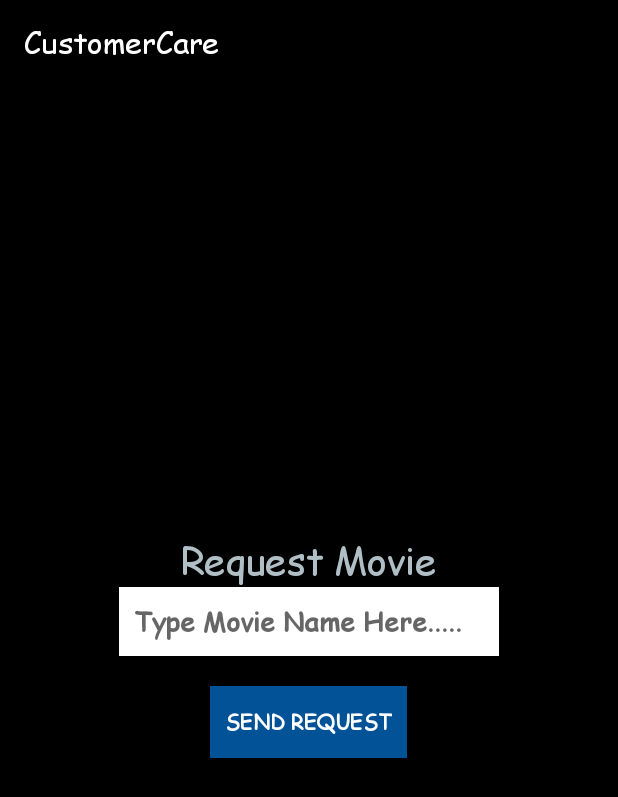
After one commit to Udaysonu/Moviz, an Android app: the RequestMovieActivity screen opened directly, with no data from a screen before it, on a phone screen of 412 x 824 dp. The commit adds this screen. Shown: the top 797 px of the screen. Run offline under Robolectric (Android 15) with nearby library versions, the phone set to English and light mode, and no system bars; our stand-ins replace Firebase (no records; nobody signed in at launch, a user with empty details on screens opened directly).

Commit message:
requesting movies to customer care

```diff
--- a/app/src/main/AndroidManifest.xml
+++ b/app/src/main/AndroidManifest.xml
@@ -12,7 +12,10 @@
         android:supportsRtl="true"
         android:theme="@style/AppTheme"
         android:usesCleartextTraffic="true">
-        <activity android:name=".activities.SplashActivity" android:theme="@style/SplashTheme">
+        <activity android:name=".activities.RequestMovieActivity"></activity>
+        <activity
+            android:name=".activities.SplashActivity"
+            android:theme="@style/SplashTheme">
             <intent-filter>
                 <action android:name="android.intent.action.MAIN" />
 
@@ -23,7 +26,7 @@
             android:name=".activities.MoviePlayerActivity"
             android:screenOrientation="landscape" />
         <activity android:name=".activities.Movie_details" />
-        <activity android:name=".activities.MainActivity"/>
-     </application>
+        <activity android:name=".activities.MainActivity" />
+    </application>
 
 </manifest>
--- a/app/src/main/java/com/example/moviz/activities/MainActivity.kt
+++ b/app/src/main/java/com/example/moviz/activities/MainActivity.kt
@@ -1,5 +1,6 @@
 package com.example.moviz.activities
 
+import android.app.ActionBar
 import android.app.ActivityOptions
 import android.app.AlertDialog
 import android.content.Context
@@ -9,6 +10,10 @@ import android.os.Build
 import androidx.appcompat.app.AppCompatActivity
 import android.os.Bundle
 import android.transition.Slide
+import android.view.Gravity
+import android.view.Menu
+import android.view.MenuItem
+import android.view.ViewGroup
 import android.widget.ImageView
 import android.widget.ProgressBar
 import android.widget.Toast
@@ -45,6 +50,10 @@ class MainActivity : AppCompatActivity() {
     override fun onCreate(savedInstanceState: Bundle?) {
         super.onCreate(savedInstanceState)
         setContentView(R.layout.activity_main)
+
+
+        //setting actionbar title to center
+
 
        loadingDIalog= AlertDialog.Builder(this)
            .setTitle("Loading")
@@ -185,6 +194,24 @@ class MainActivity : AppCompatActivity() {
     }
 
 
+    override fun onCreateOptionsMenu(menu: Menu?): Boolean {
+        val inflater=menuInflater
 
+        inflater.inflate(R.menu.menu_bar,menu)
+        return true;
+    }
+
+    override fun onOptionsItemSelected(item: MenuItem): Boolean {
+        when(item.itemId)
+        {
+            R.id.movie_request->{
+                startActivity(Intent(this,RequestMovieActivity::class.java))
+                return true;
+            }
+
+        }
+        return super.onOptionsItemSelected(item)
+
+    }
 
 }
--- a/app/src/main/java/com/example/moviz/activities/Movie_details.kt
+++ b/app/src/main/java/com/example/moviz/activities/Movie_details.kt
@@ -28,8 +28,6 @@ class Movie_details : AppCompatActivity() {
         val mov_stream_link=intent.getStringExtra("MOV_LINK")
         supportActionBar?.title=mov_title
         mov_detail_title.text=mov_title
-
-
             Picasso.get().load(mov_coverPhoto).placeholder(R.drawable.coverphoto).error(R.drawable.coverphoto).into(mov_detail_back)
             Picasso.get().load(mov_thumb).placeholder(R.drawable.mov_back).error(R.drawable.mov_back).into(mov_detail_img)
 
--- /dev/null
+++ b/app/src/main/java/com/example/moviz/activities/RequestMovieActivity.kt
@@ -0,0 +1,25 @@
+package com.example.moviz.activities
+
+import androidx.appcompat.app.AppCompatActivity
+import android.os.Bundle
+import android.widget.Toast
+import com.example.moviz.R
+import com.google.firebase.database.FirebaseDatabase
+import kotlinx.android.synthetic.main.activity_request_movie.*
+
+class RequestMovieActivity : AppCompatActivity() {
+    val db by lazy{
+        FirebaseDatabase.getInstance().getReference()
+    }
+    override fun onCreate(savedInstanceState: Bundle?) {
+        super.onCreate(savedInstanceState)
+        setContentView(R.layout.activity_request_movie)
+        supportActionBar?.title="CustomerCare"
+        request_btn.setOnClickListener {
+            Toast.makeText(this,"Request Sent.. We will Upload soon.....",Toast.LENGTH_SHORT)
+            request_btn.isEnabled=false
+            db.child("movie_requests").push().setValue(request_movie_name_text.text.toString()).addOnCompleteListener {  finish(); }
+
+        }
+    }
+}
--- /dev/null
+++ b/app/src/main/res/layout/activity_request_movie.xml
@@ -0,0 +1,61 @@
+<?xml version="1.0" encoding="utf-8"?>
+<androidx.constraintlayout.widget.ConstraintLayout xmlns:android="http://schemas.android.com/apk/res/android"
+    xmlns:app="http://schemas.android.com/apk/res-auto"
+    xmlns:tools="http://schemas.android.com/tools"
+    android:background="#000000"
+    android:layout_width="match_parent"
+    android:layout_height="match_parent"
+    tools:context=".activities.RequestMovieActivity">
+
+    <LinearLayout
+        android:layout_width="wrap_content"
+        android:layout_height="wrap_content"
+        app:layout_constraintBottom_toBottomOf="parent"
+        app:layout_constraintEnd_toEndOf="parent"
+        app:layout_constraintStart_toStartOf="parent"
+        android:orientation="vertical"
+        app:layout_constraintTop_toTopOf="parent">
+
+        <TextView
+            android:id="@+id/textView2"
+            android:layout_width="wrap_content"
+            android:layout_height="wrap_content"
+            android:text="Request Movie"
+            android:textSize="25sp"
+            android:layout_gravity="center"
+            app:layout_constraintBottom_toBottomOf="parent"
+            app:layout_constraintEnd_toEndOf="parent"
+            app:layout_constraintStart_toStartOf="parent"
+            app:layout_constraintTop_toTopOf="parent" />
+
+        <EditText
+            android:id="@+id/request_movie_name_text"
+            android:layout_width="wrap_content"
+            android:layout_height="wrap_content"
+            android:background="#FFFFFF"
+            android:ems="10"
+            android:hint="Type Movie Name Here....."
+            android:inputType="textPersonName"
+            android:padding="10dp"
+             android:textColor="#E91E63"
+            android:textStyle="bold"
+            app:layout_constraintEnd_toEndOf="parent"
+            app:layout_constraintStart_toStartOf="parent"
+            app:layout_constraintTop_toBottomOf="@+id/textView2" />
+
+        <Button
+            android:id="@+id/request_btn"
+            android:layout_width="wrap_content"
+            android:layout_height="wrap_content"
+            android:layout_margin="20dp"
+            android:background="#025298"
+            android:padding="10dp"
+            android:text="Send Request"
+            android:layout_gravity="center"
+            android:textColor="@color/design_default_color_surface"
+            android:textStyle="bold"
+            app:layout_constraintEnd_toEndOf="parent"
+            app:layout_constraintStart_toStartOf="parent"
+            app:layout_constraintTop_toBottomOf="@+id/editTextTextPersonName" />
+    </LinearLayout>
+</androidx.constraintlayout.widget.ConstraintLayout>
--- /dev/null
+++ b/app/src/main/res/menu/menu_bar.xml
@@ -0,0 +1,5 @@
+<?xml version="1.0" encoding="utf-8"?>
+<menu xmlns:android="http://schemas.android.com/apk/res/android"
+    xmlns:app="http://schemas.android.com/apk/res-auto">
+<item  android:id="@+id/movie_request" android:title="Request Movie" ></item>
+</menu>
--- a/app/src/main/res/values/styles.xml
+++ b/app/src/main/res/values/styles.xml
@@ -7,6 +7,7 @@
         <item name="colorAccent">@color/colorAccent</item>
         <item name="android:textColor">#B0BEC5</item>
         <item name="fontFamily">@font/comic</item>
+
     </style>
 
 <!--    splash theme-->
```
